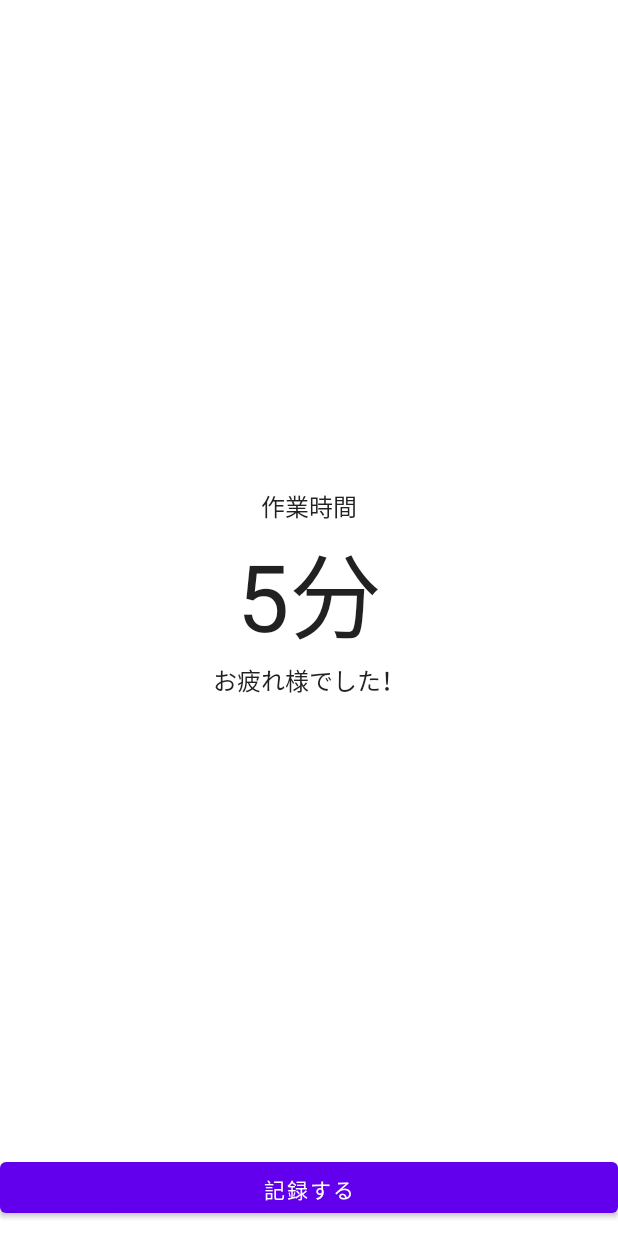
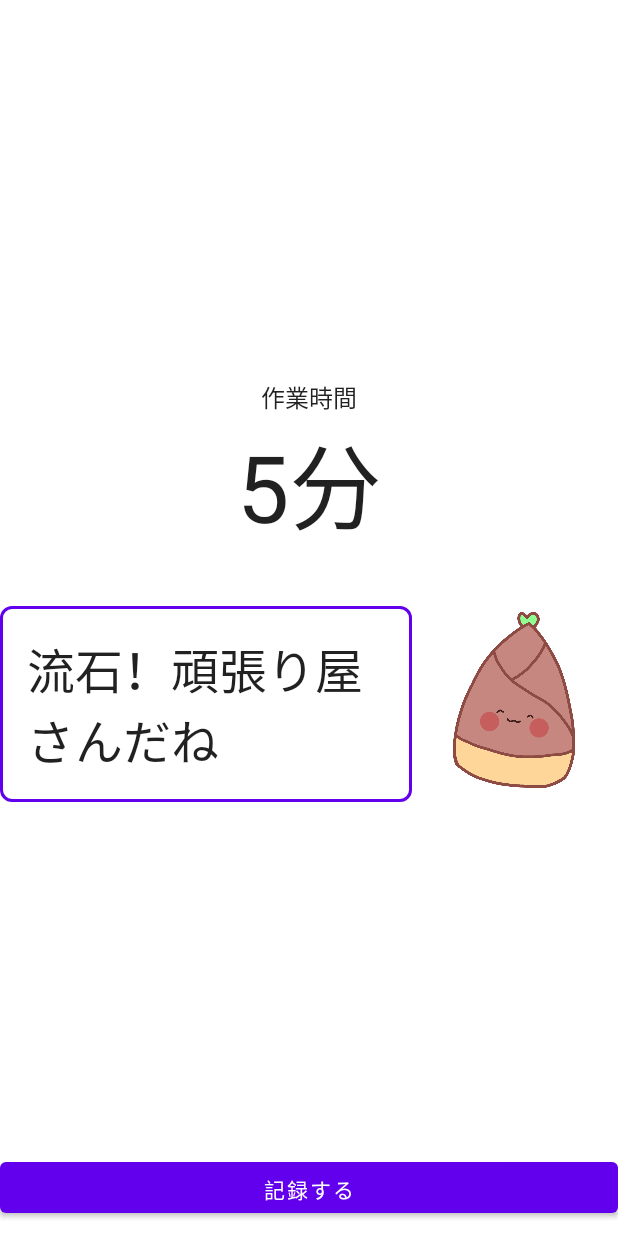
Before and after one commit to rnk0085/takenoko, an Android app built with Jetpack Compose: the @Preview function TimerFinishedPagePreview1, on a phone screen of 412 x 824 dp. Run offline under Robolectric (Android 15) with nearby library versions, the light colour scheme and no system bars.

Commit message:
feat: タイマー終了画面に褒める部分を追加

```diff
--- a/app/src/main/java/com/rnk0085/android/takenoko/ui/screen/timer/page/TimerFinishedPage.kt
+++ b/app/src/main/java/com/rnk0085/android/takenoko/ui/screen/timer/page/TimerFinishedPage.kt
@@ -14,8 +14,10 @@ import androidx.compose.runtime.Composable
 import androidx.compose.ui.Alignment
 import androidx.compose.ui.Modifier
 import androidx.compose.ui.tooling.preview.Preview
+import androidx.compose.ui.unit.Dp
 import androidx.compose.ui.unit.dp
 import androidx.compose.ui.unit.sp
+import com.rnk0085.android.takenoko.ui.screen.top.section.TopPraiseSection
 import com.rnk0085.android.takenoko.ui.theme.TakenokoTheme
 import java.time.Duration
 
@@ -23,6 +25,8 @@ import java.time.Duration
 fun TimerFinishedPage(
     onRecordClick: () -> Unit,
     settingTime: Duration,
+    praiseMessage: String,
+    screenWidth: Dp,
     modifier: Modifier = Modifier
 ) {
     LazyColumn(
@@ -43,7 +47,13 @@ fun TimerFinishedPage(
                 fontSize = 62.sp
             )
 
-            Text(text = "お疲れ様でした！")
+            Spacer(modifier = Modifier.height(32.dp))
+
+            TopPraiseSection(
+                praiseMessage = praiseMessage,
+                screenWidth = screenWidth,
+                modifier = modifier
+            )
         }
 
         item {
@@ -83,7 +93,9 @@ private fun TimerFinishedPagePreview1() {
     TakenokoTheme {
         TimerFinishedPage(
             onRecordClick = {},
-            settingTime = Duration.ofMinutes(5)
+            settingTime = Duration.ofMinutes(5),
+            praiseMessage = "流石！頑張り屋さんだね",
+            screenWidth = 360.dp
         )
     }
 }
@@ -94,7 +106,9 @@ private fun TimerFinishedPagePreview2() {
     TakenokoTheme {
         TimerFinishedPage(
             onRecordClick = {},
-            settingTime = Duration.ofHours(1)
+            settingTime = Duration.ofHours(1),
+            praiseMessage = "流石！頑張り屋さんだね",
+            screenWidth = 360.dp
         )
     }
 }
@@ -105,7 +119,9 @@ private fun TimerFinishedPagePreview3() {
     TakenokoTheme {
         TimerFinishedPage(
             onRecordClick = {},
-            settingTime = Duration.ofMinutes(5).plusHours(1)
+            settingTime = Duration.ofMinutes(5).plusHours(1),
+            praiseMessage = "流石！頑張り屋さんだね",
+            screenWidth = 360.dp
         )
     }
 }
```
Also changed, not shown: app/src/main/java/com/rnk0085/android/takenoko/ui/screen/timer/TimerScreen.kt (+17 -7 lines).
